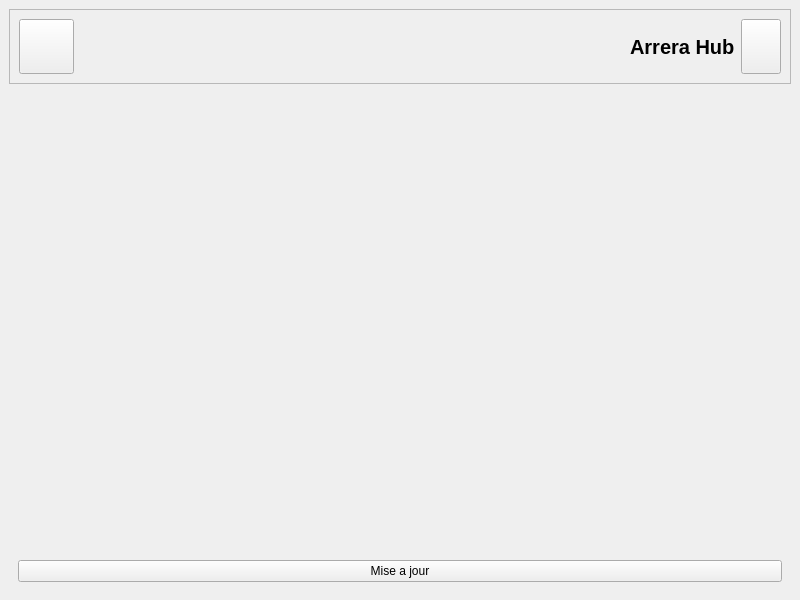
This is gui/hub_gui.ui in Arrera-Software/arrera_hub as Qt 5 draws it before an edit. The edited form follows.
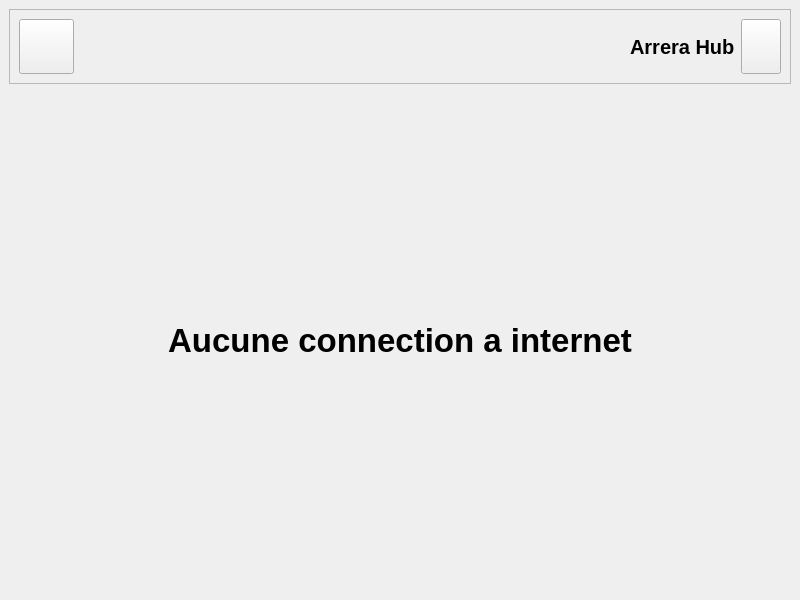
This is the edited form. Icons and pictures are not drawn. Custom widgets are drawn as their Qt base class.

Commit message: Ajout de la dection de la precense ou non d'internet

What changed in the file:
```diff
--- a/gui/hub_gui.ui
+++ b/gui/hub_gui.ui
@@ -108,7 +108,7 @@
     <item>
      <widget class="QStackedWidget" name="arrera_hub">
       <property name="currentIndex">
-       <number>0</number>
+       <number>1</number>
       </property>
       <widget class="QWidget" name="main">
        <layout class="QVBoxLayout" name="verticalLayout_3">
@@ -127,6 +127,26 @@
         </item>
        </layout>
       </widget>
+      <widget class="QWidget" name="no_network">
+       <layout class="QVBoxLayout" name="verticalLayout_4">
+        <item>
+         <widget class="QLabel" name="L_NO_NETWORK">
+          <property name="font">
+           <font>
+            <pointsize>25</pointsize>
+            <bold>true</bold>
+           </font>
+          </property>
+          <property name="text">
+           <string>Aucune connection a internet</string>
+          </property>
+          <property name="alignment">
+           <set>Qt::AlignmentFlag::AlignCenter</set>
+          </property>
+         </widget>
+        </item>
+       </layout>
+      </widget>
       <widget class="QWidget" name="load_page">
        <layout class="QHBoxLayout" name="horizontalLayout_4">
         <item>
```
The commit also changes 2 other files.
